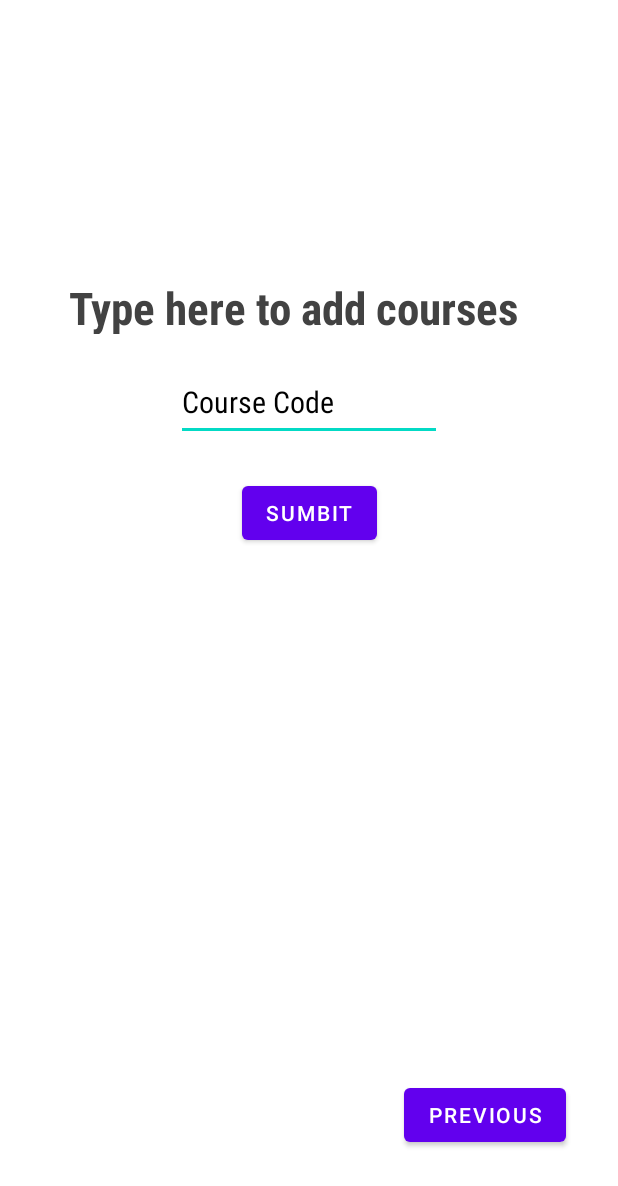
After one commit to chenyo34/B07_TUT08_GP, an Android app: the layout student_add_course.xml on its own in the app's theme, with its tools: preview values and no code run, on a phone screen of 412 x 824 dp. The commit adds this screen. Shown: the top 1186 px of the screen. Run offline under Robolectric (Android 15) with nearby library versions, the phone set to English and light mode, and no system bars.

Commit message:
Student add_course and timeline
Added student_add_course and timeline_display UI

```diff
--- /dev/null
+++ b/CoursePlanner/app/src/main/res/layout/student_add_course.xml
@@ -0,0 +1,60 @@
+<?xml version="1.0" encoding="utf-8"?>
+<androidx.constraintlayout.widget.ConstraintLayout xmlns:android="http://schemas.android.com/apk/res/android"
+    xmlns:app="http://schemas.android.com/apk/res-auto"
+    xmlns:tools="http://schemas.android.com/tools"
+    android:layout_width="match_parent"
+    android:layout_height="match_parent">
+
+    <com.google.android.material.textfield.TextInputEditText
+        android:id="@+id/textInputEditText"
+        android:layout_width="177dp"
+        android:layout_height="51dp"
+        android:fontFamily="sans-serif-condensed"
+        android:hint="@string/Course_input"
+        android:textColor="@color/black"
+        android:textColorHint="@color/black"
+        android:textSize="20sp"
+        app:layout_constraintBottom_toBottomOf="parent"
+        app:layout_constraintEnd_toEndOf="parent"
+        app:layout_constraintStart_toStartOf="parent"
+        app:layout_constraintTop_toTopOf="parent"
+        app:layout_constraintVertical_bias="0.314" />
+
+    <Button
+        android:id="@+id/submit_button"
+        android:layout_width="wrap_content"
+        android:layout_height="wrap_content"
+        android:layout_marginTop="24dp"
+        android:text="@string/Sumbit_button"
+        app:layout_constraintEnd_toEndOf="parent"
+        app:layout_constraintStart_toStartOf="parent"
+        app:layout_constraintTop_toBottomOf="@+id/textInputEditText" />
+
+    <Button
+        android:id="@+id/Return_button"
+        android:layout_width="wrap_content"
+        android:layout_height="wrap_content"
+        android:text="@string/Return_button"
+        app:layout_constraintBottom_toBottomOf="parent"
+        app:layout_constraintEnd_toEndOf="parent"
+        app:layout_constraintHorizontal_bias="0.887"
+        app:layout_constraintStart_toStartOf="parent"
+        app:layout_constraintTop_toBottomOf="@+id/submit_button"
+        app:layout_constraintVertical_bias="0.861" />
+
+    <TextView
+        android:id="@+id/add_taken_course"
+        android:layout_width="350dp"
+        android:layout_height="38dp"
+        android:fontFamily="sans-serif-condensed"
+        android:text="@string/add_course_textview"
+        android:textColor="@color/cardview_dark_background"
+        android:textSize="30sp"
+        android:textStyle="bold"
+        app:layout_constraintBottom_toTopOf="@+id/textInputEditText"
+        app:layout_constraintEnd_toEndOf="parent"
+        app:layout_constraintHorizontal_bias="0.737"
+        app:layout_constraintStart_toStartOf="parent"
+        app:layout_constraintTop_toTopOf="parent"
+        app:layout_constraintVertical_bias="0.903" />
+</androidx.constraintlayout.widget.ConstraintLayout>
--- a/CoursePlanner/app/src/main/res/values/strings.xml
+++ b/CoursePlanner/app/src/main/res/values/strings.xml
@@ -21,4 +21,8 @@
 
     <string name = "banner">Log in</string>
     <string name = "banner_description">Log in page</string>
+    <string name="Course_input">Course Code</string>
+    <string name="Sumbit_button">Sumbit</string>
+    <string name="Return_button">Previous</string>
+    <string name="add_course_textview">Type here to add courses</string>
 </resources>
```
Also changed, not shown: CoursePlanner/app/src/main/res/layout/student_timeline_display.xml (added, +60 -0 lines), 1 other file.
